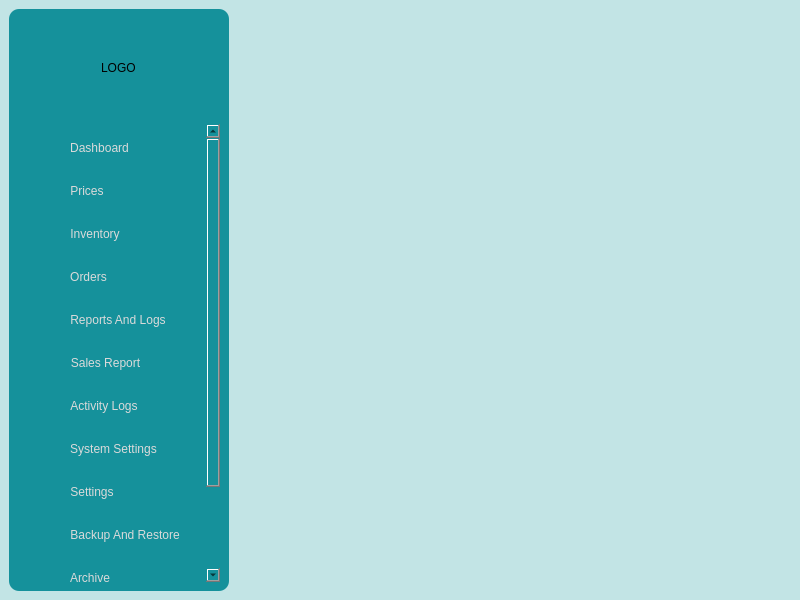
Kazu0210/Inventory-System, file app/src/ui/final_ui/main_window.ui: the form before one commit.
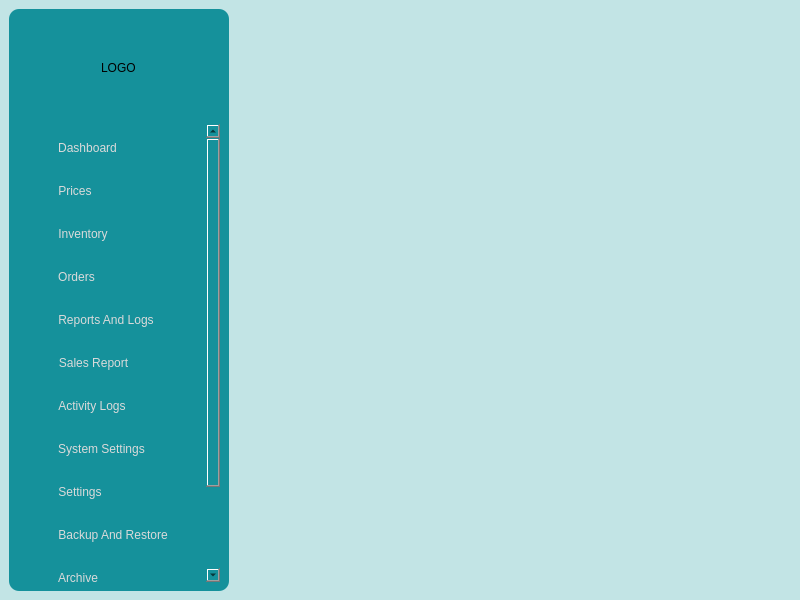
The form after the commit. Icons and pictures are not drawn.

Commit message: fixed alignment in sidebar

Patch:
```diff
--- a/app/src/ui/final_ui/main_window.ui
+++ b/app/src/ui/final_ui/main_window.ui
@@ -100,7 +100,7 @@
           <property name="geometry">
            <rect>
             <x>0</x>
-            <y>0</y>
+            <y>-106</y>
             <width>185</width>
             <height>564</height>
            </rect>
@@ -126,7 +126,7 @@
            <property name="bottomMargin">
             <number>5</number>
            </property>
-           <item alignment="Qt::AlignHCenter|Qt::AlignTop">
+           <item alignment="Qt::AlignLeft|Qt::AlignTop">
             <widget class="QFrame" name="frame_2">
              <property name="frameShape">
               <enum>QFrame::StyledPanel</enum>
```
The commit also changes 2 other files.
